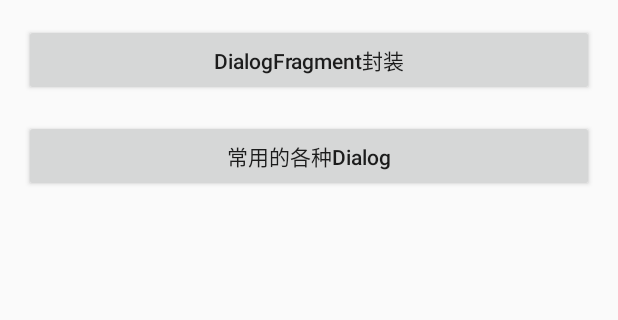
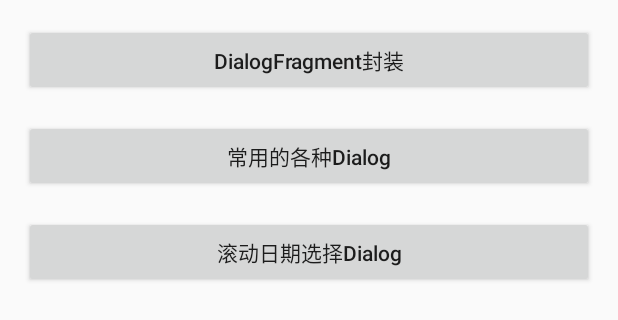
Before and after one commit to cl-6666/xDialog, an Android app: the layout activity_main.xml on its own in the app's theme, with its tools: preview values and no code run, on a phone screen of 412 x 824 dp. Shown: the top 320 px of the screen. Run offline under Robolectric (Android 15) with nearby library versions, the phone set to English and light mode, and no system bars.

Commit message:
测试提交

```diff
--- a/app/src/main/java/com/cl/dialog/MainActivity.java
+++ b/app/src/main/java/com/cl/dialog/MainActivity.java
@@ -11,15 +11,24 @@ import com.cl.dialog.ui.DiffentDialogActivity;
 import com.cl.dialog.ui.NormalDFActivity;
 import com.cl.dialog.ui.SystemDialog;
 
+
 public class MainActivity extends AppCompatActivity {
+
 
     @Override
     protected void onCreate(Bundle savedInstanceState) {
         super.onCreate(savedInstanceState);
         setContentView(R.layout.activity_main);
+
     }
 
 
+
+
+    public void diffentDialog2(View view) {
+
+
+    }
 
 
 
--- a/app/src/main/res/layout/activity_main.xml
+++ b/app/src/main/res/layout/activity_main.xml
@@ -49,4 +49,17 @@
         android:text="常用的各种Dialog"
         android:textAllCaps="false" />
 
+
+    <Button
+        android:id="@+id/btn_6"
+        android:layout_width="match_parent"
+        android:layout_height="wrap_content"
+        android:layout_marginEnd="16dp"
+        android:layout_marginStart="16dp"
+        android:layout_marginTop="16dp"
+        android:onClick="diffentDialog2"
+        android:text="滚动日期选择Dialog"
+        android:textAllCaps="false" />
+
+
 </LinearLayout>
```
